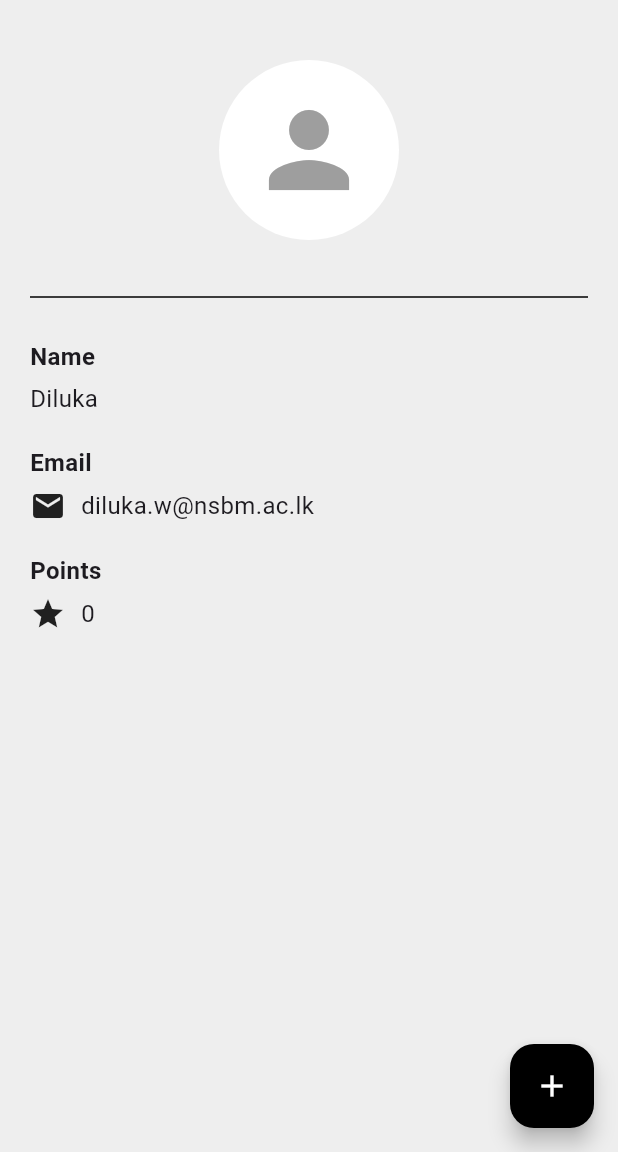
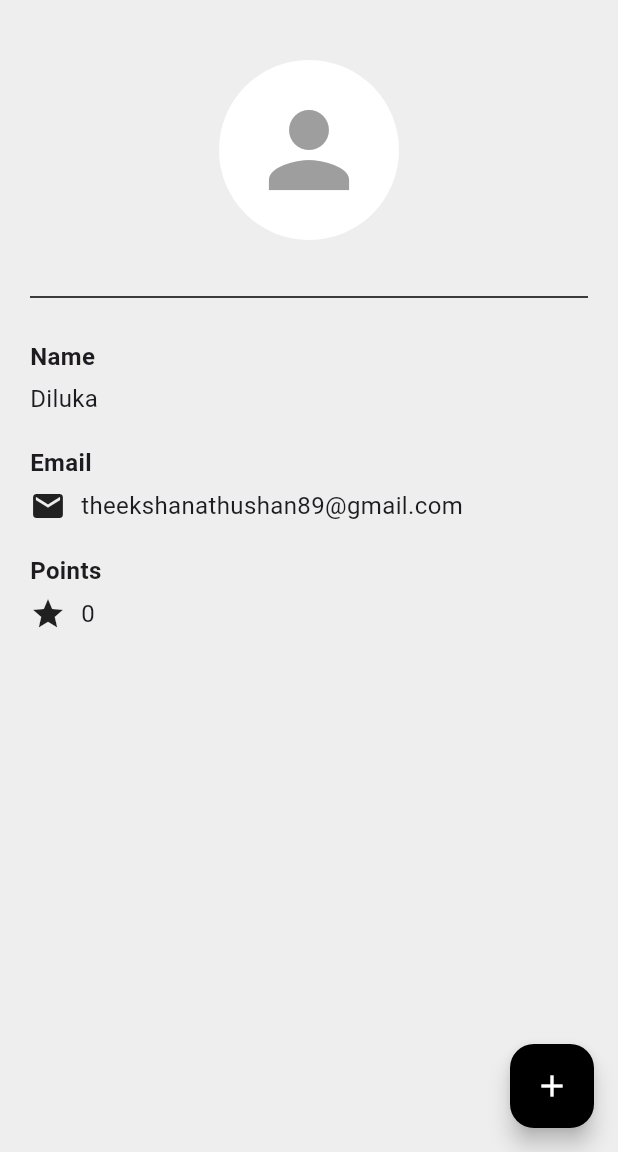
Before and after one commit to theekshanathushan/MAT_inclass02, a Flutter app: the screen it shows after launch, on a phone screen of 412 x 824 dp, the part 84-1236 px from its top. Run offline on Flutter 3.47's test engine with Material 3 defaults, Android fonts, the phone set to English and light mode, and no system bars.

Commit message:
I chnage mail address

```diff
--- a/lib/main.dart
+++ b/lib/main.dart
@@ -98,7 +98,7 @@ class _ProfileScreenState extends State<ProfileScreen> {
                 Icon(Icons.email),
                 SizedBox(width: 10),
                 Text(
-                  'diluka.w@nsbm.ac.lk',
+                  'theekshanathushan89@gmail.com',
                   style: TextStyle(fontSize: 16),
                 ),
               ],
```
